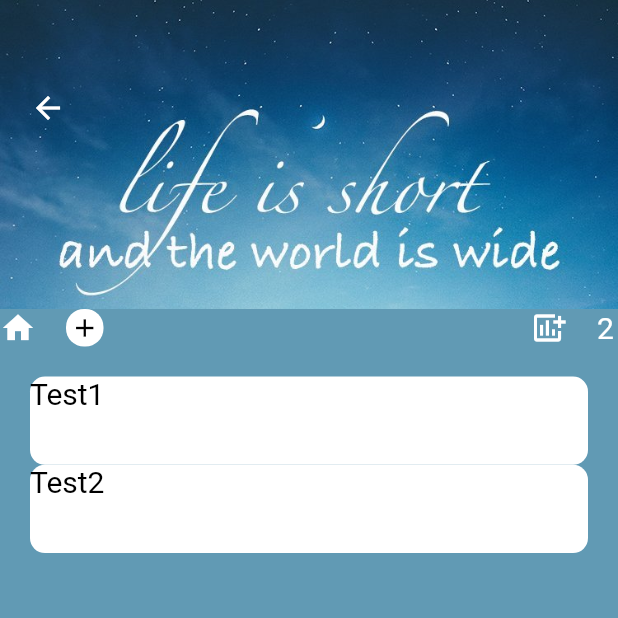
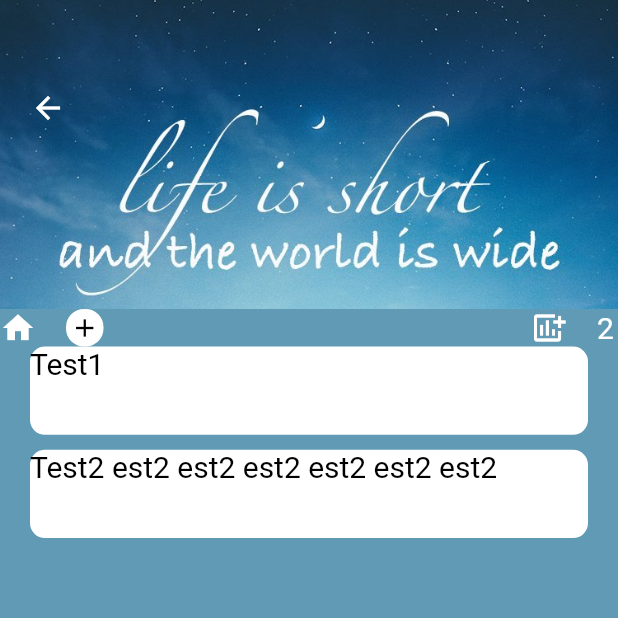
Before and after one commit to Nightwarri0R/FlutterAppForInsiparion, a Flutter app: the screen it shows after launch, on a phone screen of 412 x 824 dp, the top half of it. Run offline on Flutter 3.47's test engine with Material 2 defaults, Android fonts, the phone set to English and light mode, and no system bars.

Commit message:
All fixed and good to go for viewing list of quotes

```diff
--- a/my_test_app/lib/screens/view_inspirational_quote..dart
+++ b/my_test_app/lib/screens/view_inspirational_quote..dart
@@ -9,7 +9,7 @@ class ViewQuote extends StatelessWidget {
 //
   @override
   Widget build(BuildContext context) {
-    List myQuotes = ["Test1", "Test2"];
+    List myQuotes = ["Test1", "Test2 est2 est2 est2 est2 est2 est2 "];
     return Scaffold(
       backgroundColor: Color.fromARGB(255, 97, 154, 180),
       body: Column(
@@ -65,14 +65,16 @@ class ViewQuote extends StatelessWidget {
                   ),
                 ],
               )),
-          Container(
+          Flexible(
               child: ListView.builder(
-                  padding: const EdgeInsets.all(20),
+                  //padding: const EdgeInsets.all(20),
                   scrollDirection: Axis.vertical,
                   shrinkWrap: true,
                   itemCount: myQuotes.length,
                   itemBuilder: ((context, index) {
                     return Container(
+                      margin: const EdgeInsets.only(
+                          right: 20, left: 20, bottom: 10),
                       child: QuotesWidget(
                         quote: myQuotes[index],
                         color: Colors.black,
@@ -80,7 +82,7 @@ class ViewQuote extends StatelessWidget {
                     );
                   }))),
 
-          //This needs to be completed for quote widget, I was at 56,34 min of the tutorial.
+          //This needs to be completed for quote widget, I was at 1 hour 1 min of the tutorial.
         ],
       ),
     );
```
